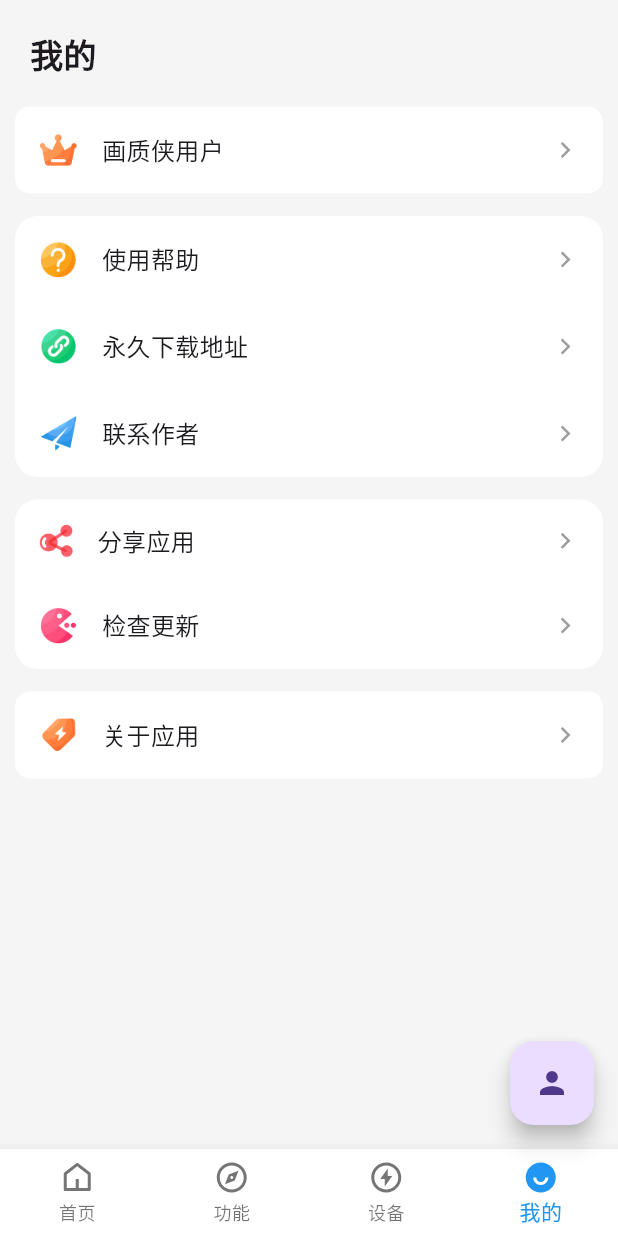
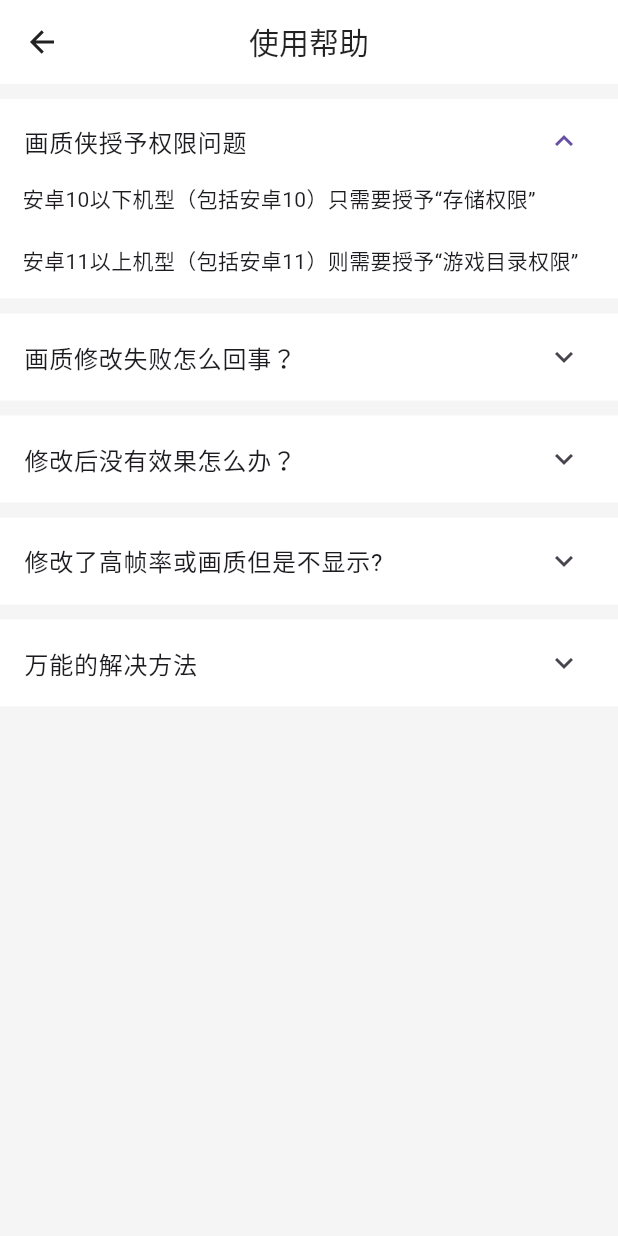
Before and after one commit to shinexoh/pubg-hzx, a Flutter app: the MainPage screen opened by its route, item 4 of the bottom bar chosen, after a tap on "使用帮助", on a phone screen of 412 x 824 dp. Run offline on Flutter 3.47's test engine with Material 2 defaults, Android fonts, the phone set to English and light mode, and no system bars; drawn by our look-alikes of oktoast; our stand-ins replace awesome_dialog, battery_plus, device_info_plus, dio, get, permission_handler and 4 more; missing offline and left inert: android_intent_plus, device_apps, shared_storage; accounts and stored records are empty.

Commit message:
修复依赖库的编译错误、完善功能

```diff
--- a/lib/config/app_config.dart
+++ b/lib/config/app_config.dart
@@ -2,13 +2,16 @@ class AppConfig {
   ///应用版本号
   static const String appVersion = '2.0.1';
 
-  //更新版本号
+  ///更新版本号
   static final double updateVersion =
       double.parse(appVersion.split('.').join());
 
   ///任务Key
-  static const String taskKey = 'taskKey';
+  static const String taskKey = 'TaskKey';
+
+  ///画质侠下载地址
+  static const String appDownload = 'https://rcls.lanzoub.com/b0d9qtief';
 
   ///分享应用内容
-  static const String shareContent = '和平精英最新画质助手《画质侠》';
+  static const String shareContent = '《画质侠》和平精英最强画质助手：$appDownload';
 }
--- a/lib/main.dart
+++ b/lib/main.dart
@@ -5,6 +5,7 @@ import 'package:get/get.dart';
 
 import 'page/main_page.dart';
 import 'page/permission_page.dart';
+import 'page/help_page.dart';
 import 'page/use/exclusive_page.dart';
 import 'page/use//highopti_page.dart';
 import 'page/use/low_model_page.dart';
@@ -20,9 +21,11 @@ void main() async {
 
   await initDev();
 
-  await Permission.storage.status != PermissionStatus.granted
-      ? runApp(const MyApp('/permission'))
-      : runApp(const MyApp('/'));
+  if (double.parse(DeviceInfo.androidVersion) <= 10) {
+    if (await Permission.storage.status != PermissionStatus.granted) {
+      runApp(const MyApp('/permission'));
+    }
+  }
 }
 
 class MyApp extends StatelessWidget {
@@ -49,6 +52,7 @@ class MyApp extends StatelessWidget {
           GetPage(name: '/lowmodel', page: () => const LowModelPage()),
           GetPage(name: '/mediummodel', page: () => const MediumModelPage()),
           GetPage(name: '/highmodel', page: () => const HighModelPage()),
+          GetPage(name: '/help', page: () => const HelpPage()),
         ],
         defaultTransition: Transition.cupertino,
         //禁止字体大小跟随系统变化
--- a/lib/page/device_page.dart
+++ b/lib/page/device_page.dart
@@ -1,5 +1,4 @@
 import 'package:flutter/material.dart';
-import 'package:oktoast/oktoast.dart';
 import 'package:remixicon/remixicon.dart';
 import 'package:get/get.dart';
 
@@ -86,7 +85,7 @@ class _DevicePageState extends State<DevicePage> {
                     topRight: Radius.circular(10)),
                 padding:
                     const EdgeInsets.symmetric(horizontal: 15, vertical: 8),
-                onTap: onStorage,
+                onTap: appController.storageState.value ? null : onStorage,
                 child: Row(
                     mainAxisAlignment: MainAxisAlignment.spaceBetween,
                     children: [
@@ -111,7 +110,7 @@ class _DevicePageState extends State<DevicePage> {
                     bottomRight: Radius.circular(10)),
                 padding:
                     const EdgeInsets.symmetric(horizontal: 15, vertical: 8),
-                onTap: onDirectory,
+                onTap: appController.directoryState.value ? null : onDirectory,
                 child: Row(
                     mainAxisAlignment: MainAxisAlignment.spaceBetween,
                     children: [
@@ -276,9 +275,5 @@ class _DevicePageState extends State<DevicePage> {
 
   void onStorage() => Get.offAllNamed('/permission');
 
-  void onDirectory() {
-    appController.directoryState.value
-        ? showToast('你已授予游戏目录权限')
-        : AppDialog.gameDirectoryDialog();
-  }
+  void onDirectory() => AppDialog.gameDirectoryDialog();
 }
--- /dev/null
+++ b/lib/page/help_page.dart
@@ -0,0 +1,92 @@
+import 'package:flutter/material.dart';
+import 'package:remixicon/remixicon.dart';
+import 'package:get/get.dart';
+
+class HelpPage extends StatelessWidget {
+  const HelpPage({super.key});
+
+  @override
+  Widget build(BuildContext context) {
+    return Scaffold(
+      appBar: AppBar(
+        title: const Text('使用帮助'),
+        backgroundColor: Colors.white,
+        leading: IconButton(
+            onPressed: () => Get.back(),
+            icon: const Icon(Remix.arrow_left_line)),
+      ),
+      body: SingleChildScrollView(
+        padding: const EdgeInsets.symmetric(vertical: 10),
+        child: Column(
+          children: const [
+            ExpansionTile(
+                title: Text('画质侠授予权限问题'),
+                initiallyExpanded: true,
+                collapsedBackgroundColor: Colors.white,
+                backgroundColor: Colors.white,
+                expandedAlignment: Alignment.centerLeft,
+                shape: Border(),
+                childrenPadding:
+                    EdgeInsets.only(left: 15, right: 15, bottom: 15),
+                children: [
+                  Text(
+                      '安卓10以下机型（包括安卓10）只需要授予“存储权限”\n\n安卓11以上机型（包括安卓11）则需要授予“游戏目录权限”'),
+                ]),
+            SizedBox(height: 10),
+            ExpansionTile(
+                title: Text('画质修改失败怎么回事？'),
+                collapsedBackgroundColor: Colors.white,
+                backgroundColor: Colors.white,
+                expandedAlignment: Alignment.centerLeft,
+                shape: Border(),
+                childrenPadding:
+                    EdgeInsets.only(left: 15, right: 15, bottom: 15),
+                children: [
+                  Text(
+                      '可能是你的游戏画质文件已经损坏或异常。\n\n方法一：重置画质，步骤：首页->重置功能->重置画质->重启游戏（需先关闭游戏后台）\n\n方法二：检查“存储权限”或“游戏目录权限”是否已经授予。（更多权限问题请查看上方“画质侠授予权限问题”）'),
+                ]),
+            SizedBox(height: 10),
+            ExpansionTile(
+                title: Text('修改后没有效果怎么办？'),
+                collapsedBackgroundColor: Colors.white,
+                backgroundColor: Colors.white,
+                expandedAlignment: Alignment.centerLeft,
+                shape: Border(),
+                childrenPadding:
+                    EdgeInsets.only(left: 15, right: 15, bottom: 15),
+                children: [
+                  Text(
+                      '出现修改后没效果时，可能是因为你使用了“解锁画质+120帧”，那么就需要重置画质，重置后在重启游戏，然后就可以修改你需要的画质了（修改前需先退出游戏，否则无效果）'),
+                ]),
+            SizedBox(height: 10),
+            ExpansionTile(
+                title: Text('修改了高帧率或画质但是不显示?'),
+                collapsedBackgroundColor: Colors.white,
+                backgroundColor: Colors.white,
+                expandedAlignment: Alignment.centerLeft,
+                shape: Border(),
+                childrenPadding:
+                    EdgeInsets.only(left: 15, right: 15, bottom: 15),
+                children: [
+                  Text(
+                      '部分机型修改后不显示高帧率，但是仍然可以使用高帧率。\n\n步骤：启动游戏->打开游戏画面设置->帧数设置(点击极限后面空白区域，就会提示选择成功！)'),
+                ]),
+            SizedBox(height: 10),
+            ExpansionTile(
+                title: Text('万能的解决方法'),
+                collapsedBackgroundColor: Colors.white,
+                backgroundColor: Colors.white,
+                expandedAlignment: Alignment.centerLeft,
+                shape: Border(),
+                childrenPadding:
+                    EdgeInsets.only(left: 15, right: 15, bottom: 15),
+                children: [
+                  Text(
+                      '重置画质->重启游戏->清理游戏后台->回到画质侠修改画质\n\n如问题还不能彻底解决，请联系作者寻求帮助！'),
+                ]),
+          ],
+        ),
+      ),
+    );
+  }
+}
--- a/lib/page/home_page.dart
+++ b/lib/page/home_page.dart
@@ -93,8 +93,8 @@ class _HomePageState extends State<HomePage> {
         children: [
           Row(children: [
             FadeInImage(
-                height: 48,
-                width: 48,
+                height: 45,
+                width: 45,
                 fadeInDuration: const Duration(milliseconds: 120),
                 placeholder: MemoryImage(kTransparentImage),
                 image: const AssetImage(AssetsConfig.gameIcon)),
--- a/lib/page/user_page.dart
+++ b/lib/page/user_page.dart
@@ -1,7 +1,10 @@
 import 'package:flutter/material.dart';
+import 'package:oktoast/oktoast.dart';
+import 'package:share_plus/share_plus.dart';
 import 'package:remixicon/remixicon.dart';
 import 'package:get/get.dart';
 
+import 'package:huazhixia/util/util.dart';
 import 'package:huazhixia/config/config.dart';
 import 'package:huazhixia/widgets/widgets.dart';
 
@@ -168,7 +171,7 @@ class UserPage extends StatelessWidget {
               child: Row(children: [
                 Image.asset(AssetsConfig.about, height: 28, width: 28),
                 const SizedBox(width: 15),
-                const Text('关于应用', style: TextStyle(fontSize: 16)),
+                const Text('关于画质侠', style: TextStyle(fontSize: 16)),
                 const Spacer(),
                 const Icon(Remix.arrow_right_s_line,
                     color: Colors.grey, size: 20),
@@ -181,20 +184,30 @@ class UserPage extends StatelessWidget {
 
   void onUserInfo() {}
 
-  void onTheme() {}
+  void onTheme() {
+    showToast('暂不支持');
+  }
 
-  void onLanguage() {}
+  void onLanguage() {
+    showToast('暂不支持');
+  }
 
-  void onUseHelp() {}
+  //使用帮助
+  void onUseHelp() => Get.toNamed('/help');
 
-  void onDownload() {}
+  //下载地址
+  void onDownload() => AppUtil.openUrl(AppConfig.appDownload);
 
-  void onQQ() {}
+  //联系作者
+  void onQQ() => AppUtil.openQQ(653143454);
 
-  void onShare() {}
+  //分享应用
+  void onShare() => Share.share(AppConfig.shareContent);
 
+  //检查更新
   void onCheckUpdate() {}
 
+  //关于应用
   void onAbout() => showLicensePage(
         context: Get.context!,
         applicationIcon: const FlutterLogo(size: 50),
```
Also changed, not shown: pubspec.yaml (+13 -4 lines), pubspec.lock.
